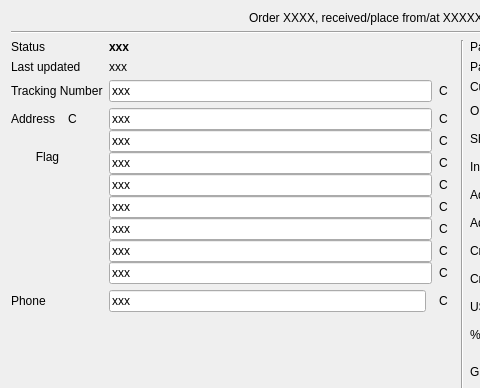
Old version of the form src/desktop/orderinformationdialog.ui in the repository rgriebl/brickstore; both pictures show x 0 to 480 and y 0 to 388 of the 792 by 833 pixel window.
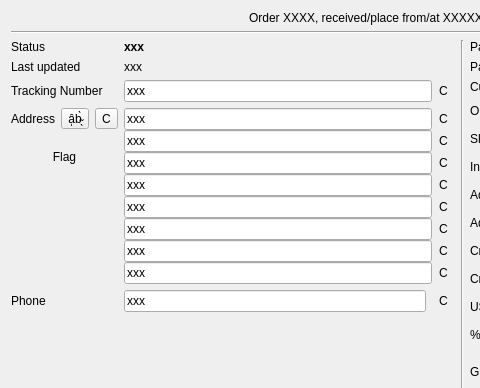
New version of the form. Icons and pictures are not drawn.

Commit message:
Order information dialog: add a button to simplify latin characters
The German DHL online form is notoriosly bad at dealing with non-ASCII
characters.

What changed in the file:
```diff
--- a/src/desktop/orderinformationdialog.ui
+++ b/src/desktop/orderinformationdialog.ui
@@ -160,28 +160,7 @@
           <property name="sizeConstraint">
            <enum>QLayout::SetNoConstraint</enum>
           </property>
-          <item row="0" column="1">
-           <widget class="QToolButton" name="w_addressCopy">
-            <property name="text">
-             <string notr="true">C</string>
-            </property>
-            <property name="icon">
-             <iconset theme="edit-copy">
-              <normaloff>.</normaloff>.</iconset>
-            </property>
-            <property name="autoRaise">
-             <bool>true</bool>
-            </property>
-           </widget>
-          </item>
-          <item row="0" column="0">
-           <widget class="QLabel" name="label_17">
-            <property name="text">
-             <string>Address</string>
-            </property>
-           </widget>
-          </item>
-          <item row="1" column="0" colspan="2">
+          <item row="1" column="0" colspan="3">
            <widget class="QLabel" name="w_countryFlag">
             <property name="text">
              <string notr="true">Flag</string>
@@ -194,6 +173,47 @@
             </property>
            </widget>
           </item>
+          <item row="0" column="0">
+           <widget class="QLabel" name="label_17">
+            <property name="text">
+             <string>Address</string>
+            </property>
+           </widget>
+          </item>
+          <item row="0" column="2">
+           <widget class="QToolButton" name="w_addressCopy">
+            <property name="font">
+             <font>
+              <family>Segoe UI</family>
+             </font>
+            </property>
+            <property name="text">
+             <string notr="true">C</string>
+            </property>
+            <property name="icon">
+             <iconset theme="edit-copy"/>
+            </property>
+            <property name="autoRaise">
+             <bool>false</bool>
+            </property>
+           </widget>
+          </item>
+          <item row="0" column="1">
+           <widget class="QToolButton" name="w_simplifyUnicode">
+            <property name="toolTip">
+             <string>Simplify Latin characters</string>
+            </property>
+            <property name="text">
+             <string notr="true">ȃ̩b̴̖̀</string>
+            </property>
+            <property name="checkable">
+             <bool>true</bool>
+            </property>
+            <property name="autoRaise">
+             <bool>false</bool>
+            </property>
+           </widget>
+          </item>
          </layout>
         </item>
         <item row="3" column="1">
```
Left out of the diff: 66 changed lines with no effect on the pictures. The commit also changes 1 other file.
